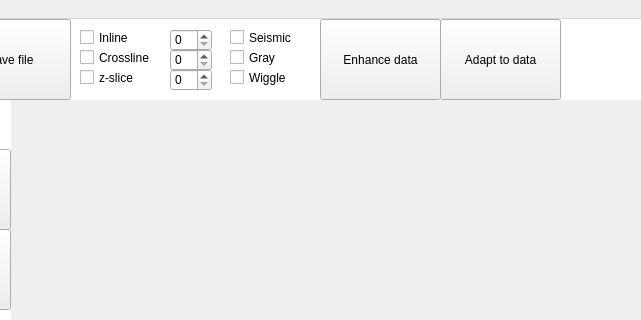
The window that seismicaplication.ui (TJaqui/SeismicEnhancementSoftware) describes before a commit, drawn with Qt 5; both pictures show x 170 to 811 and y 0 to 320 of the 1125 by 709 pixel window.
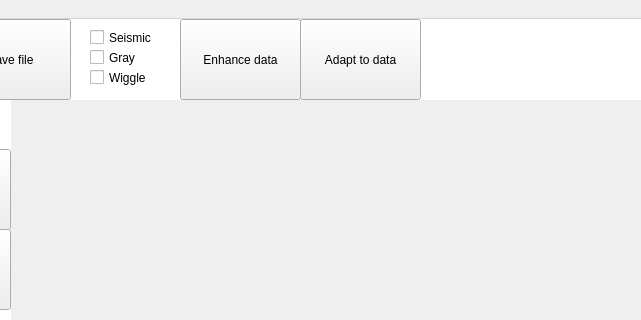
The same window after the commit. Icons and pictures are not drawn.

Commit message: feat: adapt to data dialog

Diff of the .ui file:
```diff
--- a/seismicaplication.ui
+++ b/seismicaplication.ui
@@ -46,45 +46,6 @@
      </property>
     </widget>
    </widget>
-   <widget class="QCheckBox" name="checkBox">
-    <property name="geometry">
-     <rect>
-      <x>250</x>
-      <y>10</y>
-      <width>70</width>
-      <height>17</height>
-     </rect>
-    </property>
-    <property name="text">
-     <string>Inline</string>
-    </property>
-   </widget>
-   <widget class="QCheckBox" name="checkBox_2">
-    <property name="geometry">
-     <rect>
-      <x>250</x>
-      <y>30</y>
-      <width>81</width>
-      <height>17</height>
-     </rect>
-    </property>
-    <property name="text">
-     <string>Crossline</string>
-    </property>
-   </widget>
-   <widget class="QCheckBox" name="checkBox_3">
-    <property name="geometry">
-     <rect>
-      <x>250</x>
-      <y>50</y>
-      <width>70</width>
-      <height>17</height>
-     </rect>
-    </property>
-    <property name="text">
-     <string>z-slice</string>
-    </property>
-   </widget>
    <widget class="QToolButton" name="savefile">
     <property name="geometry">
      <rect>
@@ -111,40 +72,10 @@
      <enum>Qt::ToolButtonTextUnderIcon</enum>
     </property>
    </widget>
-   <widget class="QSpinBox" name="spinBox">
-    <property name="geometry">
-     <rect>
-      <x>340</x>
-      <y>10</y>
-      <width>42</width>
-      <height>22</height>
-     </rect>
-    </property>
-   </widget>
-   <widget class="QSpinBox" name="spinBox_2">
-    <property name="geometry">
-     <rect>
-      <x>340</x>
-      <y>30</y>
-      <width>42</width>
-      <height>22</height>
-     </rect>
-    </property>
-   </widget>
-   <widget class="QSpinBox" name="spinBox_3">
-    <property name="geometry">
-     <rect>
-      <x>340</x>
-      <y>50</y>
-      <width>42</width>
-      <height>22</height>
-     </rect>
-    </property>
-   </widget>
    <widget class="QCheckBox" name="checkBox_4">
     <property name="geometry">
      <rect>
-      <x>400</x>
+      <x>260</x>
       <y>50</y>
       <width>70</width>
       <height>17</height>
@@ -157,7 +88,7 @@
    <widget class="QCheckBox" name="checkBox_5">
     <property name="geometry">
      <rect>
-      <x>400</x>
+      <x>260</x>
       <y>10</y>
       <width>70</width>
       <height>17</height>
@@ -170,7 +101,7 @@
    <widget class="QCheckBox" name="checkBox_6">
     <property name="geometry">
      <rect>
-      <x>400</x>
+      <x>260</x>
       <y>30</y>
       <width>70</width>
       <height>17</height>
@@ -183,7 +114,7 @@
    <widget class="QToolButton" name="enhancedata">
     <property name="geometry">
      <rect>
-      <x>490</x>
+      <x>350</x>
       <y>0</y>
       <width>121</width>
       <height>81</height>
@@ -209,7 +140,7 @@
    <widget class="QToolButton" name="adapttodata">
     <property name="geometry">
      <rect>
-      <x>610</x>
+      <x>470</x>
       <y>0</y>
       <width>121</width>
       <height>81</height>
```
Left out of the diff: 6 changed lines with no effect on the pictures. The commit also changes 1 other file.
